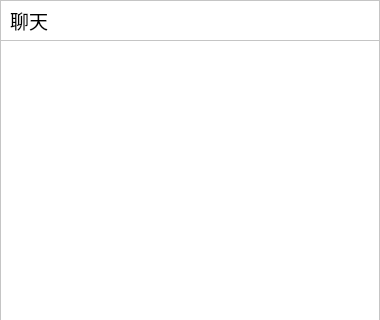
The window that client/litechat_dialog.ui (joshmiao/LiteChat) describes before a commit, drawn with Qt 5; both pictures show x 0 to 380 and y 0 to 320 of the 380 by 500 pixel window.
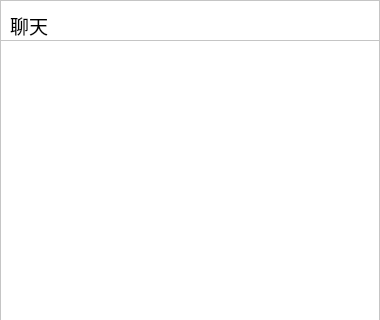
The same window after the commit. Icons and pictures are not drawn.

Diff of the .ui file:
```diff
--- a/client/litechat_dialog.ui
+++ b/client/litechat_dialog.ui
@@ -129,7 +129,7 @@
       <x>10</x>
       <y>10</y>
       <width>351</width>
-      <height>21</height>
+      <height>31</height>
      </rect>
     </property>
     <property name="font">
```
Left out of the diff: 2 changed lines with no effect on the pictures.
